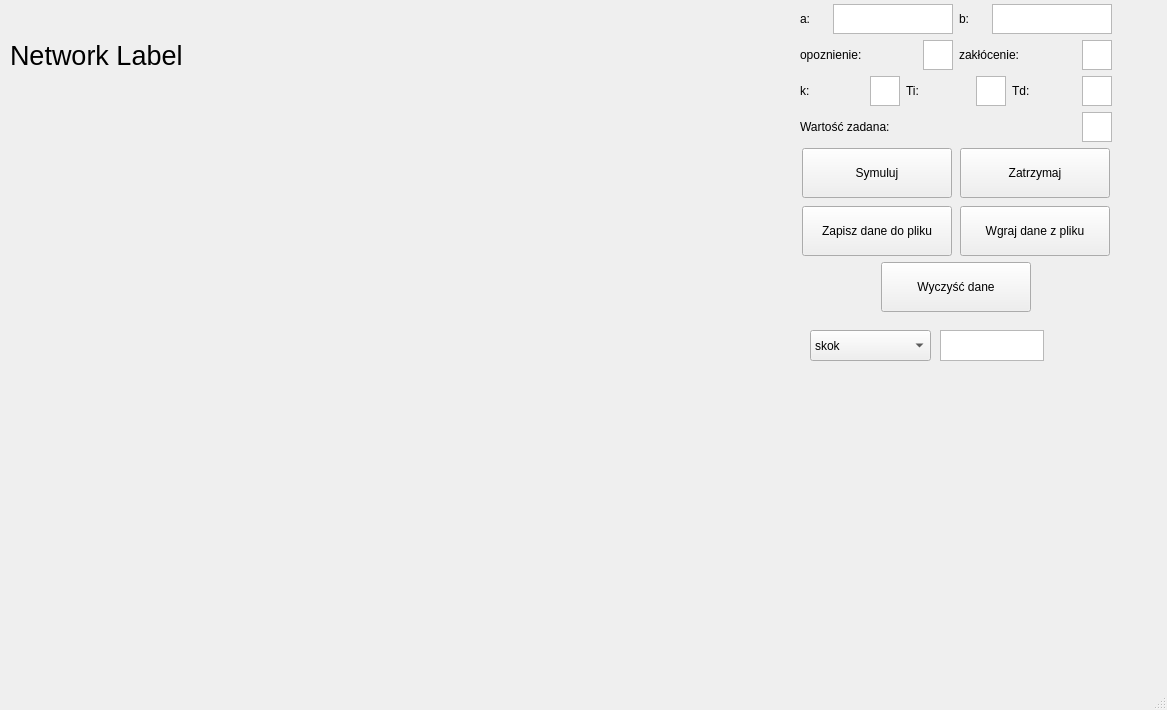
Qt form ProjektUARqt/ukladautomatycznejregulacji.ui (dawib19992/ProjekcikUAR) before a commit.
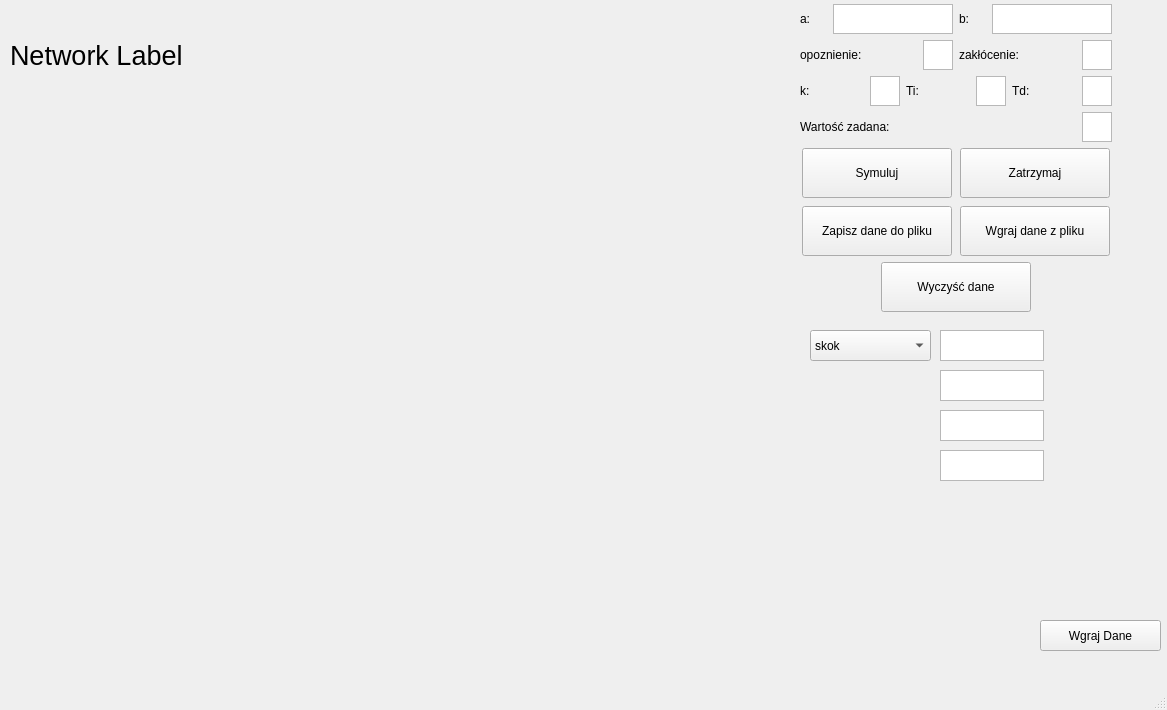
The same form after that commit. Custom widgets are drawn as their Qt base class.

```diff
--- a/ProjektUARqt/ukladautomatycznejregulacji.ui
+++ b/ProjektUARqt/ukladautomatycznejregulacji.ui
@@ -451,6 +451,49 @@
      </rect>
     </property>
    </widget>
+   <widget class="QPushButton" name="wgrajDane">
+    <property name="geometry">
+     <rect>
+      <x>1040</x>
+      <y>620</y>
+      <width>121</width>
+      <height>31</height>
+     </rect>
+    </property>
+    <property name="text">
+     <string>Wgraj Dane</string>
+    </property>
+   </widget>
+   <widget class="QTextEdit" name="czas_aktywacji">
+    <property name="geometry">
+     <rect>
+      <x>940</x>
+      <y>370</y>
+      <width>104</width>
+      <height>31</height>
+     </rect>
+    </property>
+   </widget>
+   <widget class="QTextEdit" name="okres">
+    <property name="geometry">
+     <rect>
+      <x>940</x>
+      <y>410</y>
+      <width>104</width>
+      <height>31</height>
+     </rect>
+    </property>
+   </widget>
+   <widget class="QTextEdit" name="wypelnienie">
+    <property name="geometry">
+     <rect>
+      <x>940</x>
+      <y>450</y>
+      <width>104</width>
+      <height>31</height>
+     </rect>
+    </property>
+   </widget>
   </widget>
   <widget class="QMenuBar" name="menubar">
    <property name="geometry">
```
